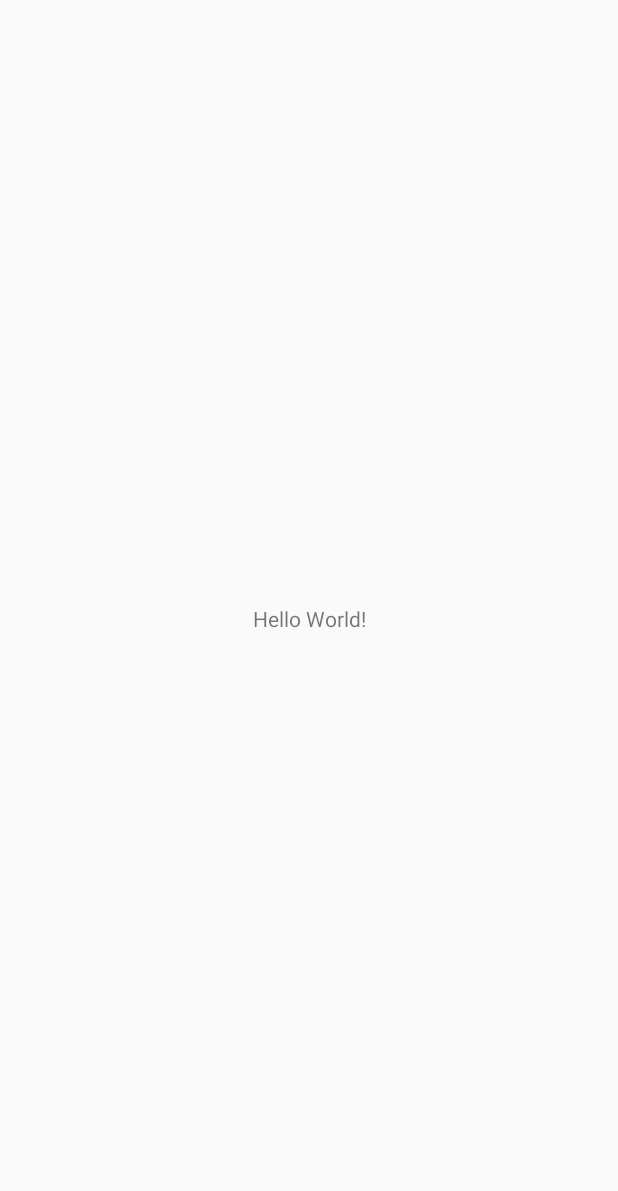
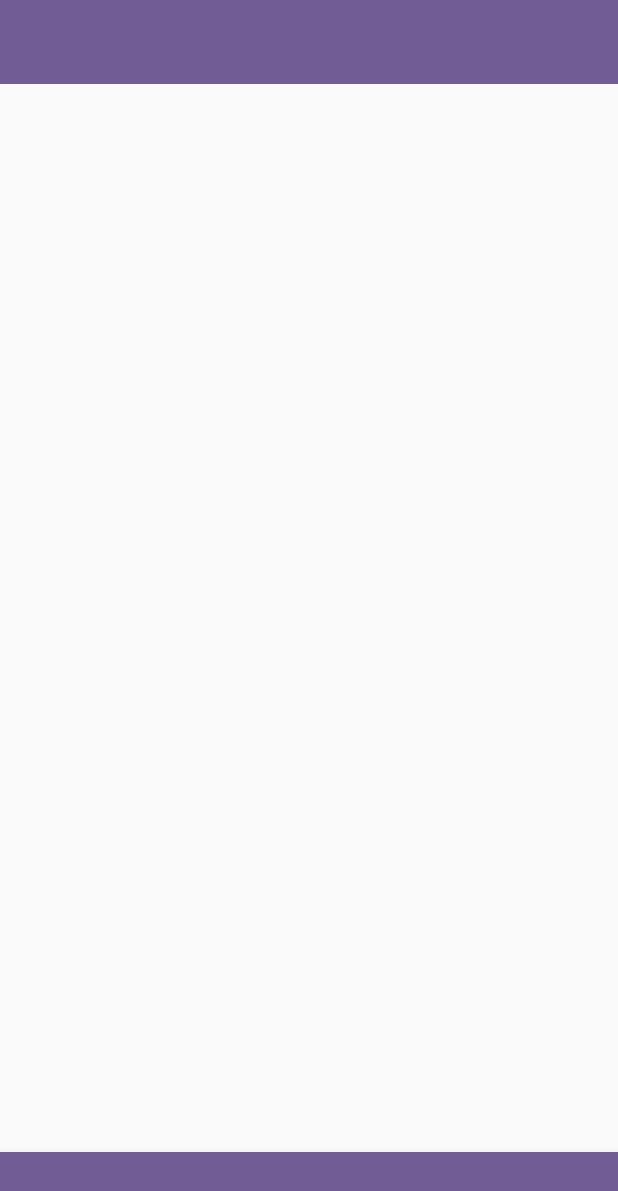
Before and after one commit to mysteryid/Progtech, an Android app: the screen it shows after launch (MainActivity), on a phone screen of 412 x 824 dp. Before the commit the part shown is almost empty. Shown: the top 1191 px of the screen. Run offline under Robolectric (Android 15) with nearby library versions, the phone set to English and light mode, and no system bars.

Commit message:
memasang toolbar dan bottom navigation bar di main activity

```diff
--- a/app/src/main/res/layout/activity_main.xml
+++ b/app/src/main/res/layout/activity_main.xml
@@ -6,13 +6,35 @@
     android:layout_height="match_parent"
     tools:context=".MainActivity">
 
-    <TextView
-        android:layout_width="wrap_content"
+    <androidx.appcompat.widget.Toolbar
+        android:id="@+id/toolbar_main"
+        android:layout_width="0dp"
         android:layout_height="wrap_content"
-        android:text="Hello World!"
-        app:layout_constraintBottom_toBottomOf="parent"
-        app:layout_constraintLeft_toLeftOf="parent"
-        app:layout_constraintRight_toRightOf="parent"
+        android:background="@color/colorPrimaryDark"
+        android:minHeight="?attr/actionBarSize"
+        android:theme="?attr/actionBarTheme"
+        app:layout_constraintEnd_toEndOf="parent"
+        app:layout_constraintStart_toStartOf="parent"
         app:layout_constraintTop_toTopOf="parent" />
 
+    <com.google.android.material.bottomnavigation.BottomNavigationView
+        android:id="@+id/bottom_nav_main"
+        android:layout_width="0dp"
+        android:layout_height="wrap_content"
+        android:background="@color/colorPrimaryDark"
+        app:layout_constraintBottom_toBottomOf="parent"
+        app:layout_constraintEnd_toEndOf="parent"
+        app:layout_constraintStart_toStartOf="parent" />
+
+    <FrameLayout
+        android:id="@+id/frame_main"
+        android:layout_width="409dp"
+        android:layout_height="617dp"
+        app:layout_constraintBottom_toTopOf="@+id/bottom_nav_main"
+        app:layout_constraintEnd_toEndOf="parent"
+        app:layout_constraintStart_toStartOf="parent"
+        app:layout_constraintTop_toBottomOf="@+id/toolbar_main">
+
+    </FrameLayout>
+
 </androidx.constraintlayout.widget.ConstraintLayout>
--- a/app/src/main/res/values/colors.xml
+++ b/app/src/main/res/values/colors.xml
@@ -1,6 +1,6 @@
 <?xml version="1.0" encoding="utf-8"?>
 <resources>
     <color name="colorPrimary">#50bfff</color>
-    <color name="colorPrimaryDark">#725c96</color>
+    <color name="colorPrimaryDark">#725C96</color>
     <color name="colorAccent">#fbb241</color>
 </resources>
```
